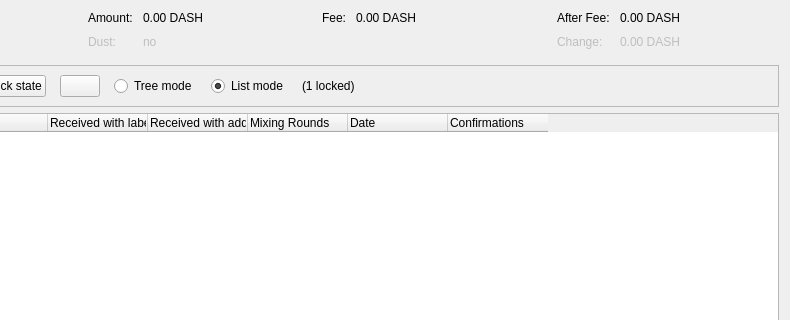
Before: the Qt Designer form src/qt/forms/coincontroldialog.ui in hitboxaltcoin/vuicoin, drawn with Qt 5; both pictures show x 164 to 954 and y 0 to 320 of the 954 by 500 pixel window.
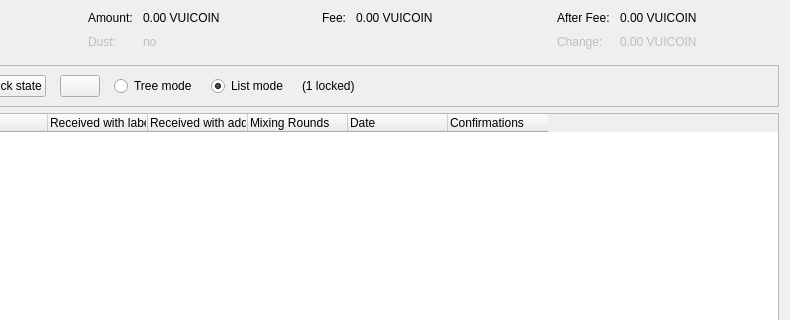
After: the same form once the commit is applied. Custom widgets are drawn as their Qt base class.

Commit message: DASH to VUICOIN

Diff of the .ui file:
```diff
--- a/src/qt/forms/coincontroldialog.ui
+++ b/src/qt/forms/coincontroldialog.ui
@@ -114,7 +114,7 @@
           <enum>Qt::ActionsContextMenu</enum>
          </property>
          <property name="text">
-          <string notr="true">0.00 DASH</string>
+          <string notr="true">0.00 VUICOIN</string>
          </property>
          <property name="textInteractionFlags">
           <set>Qt::LinksAccessibleByMouse|Qt::TextSelectableByKeyboard|Qt::TextSelectableByMouse</set>
@@ -182,7 +182,7 @@
           <enum>Qt::ActionsContextMenu</enum>
          </property>
          <property name="text">
-          <string notr="true">0.00 DASH</string>
+          <string notr="true">0.00 VUICOIN</string>
          </property>
          <property name="textInteractionFlags">
           <set>Qt::LinksAccessibleByMouse|Qt::TextSelectableByKeyboard|Qt::TextSelectableByMouse</set>
@@ -221,7 +221,7 @@
           <enum>Qt::ActionsContextMenu</enum>
          </property>
          <property name="text">
-          <string notr="true">0.00 DASH</string>
+          <string notr="true">0.00 VUICOIN</string>
          </property>
          <property name="textInteractionFlags">
           <set>Qt::LinksAccessibleByMouse|Qt::TextSelectableByKeyboard|Qt::TextSelectableByMouse</set>
@@ -250,7 +250,7 @@
           <enum>Qt::ActionsContextMenu</enum>
          </property>
          <property name="text">
-          <string notr="true">0.00 DASH</string>
+          <string notr="true">0.00 VUICOIN</string>
          </property>
          <property name="textInteractionFlags">
           <set>Qt::LinksAccessibleByMouse|Qt::TextSelectableByKeyboard|Qt::TextSelectableByMouse</set>
```
The commit also changes 99 other files.
